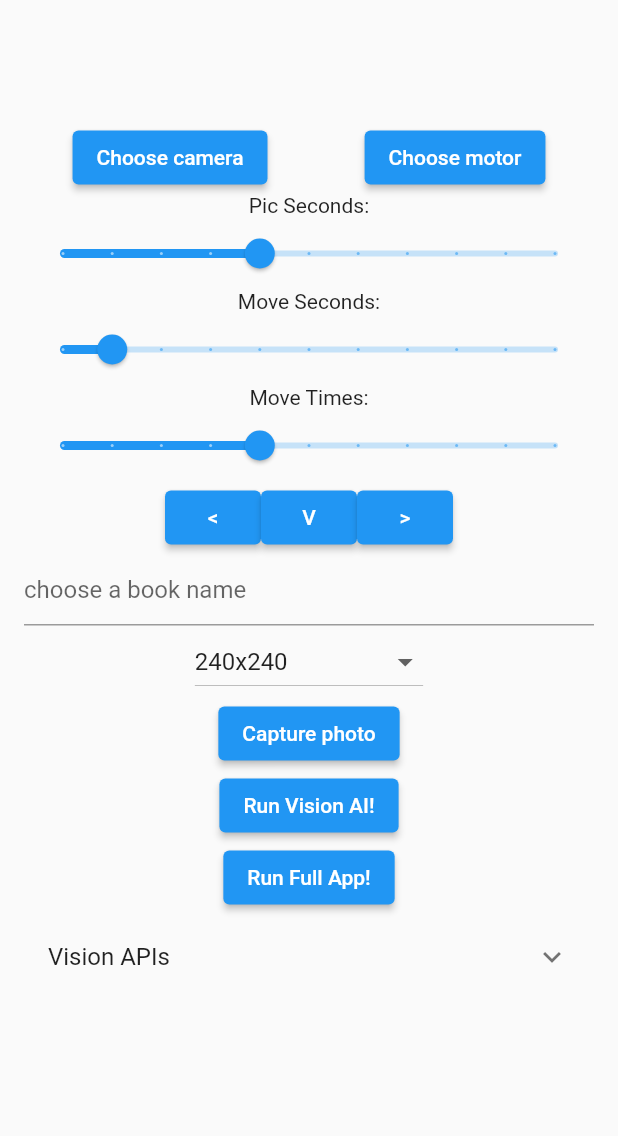
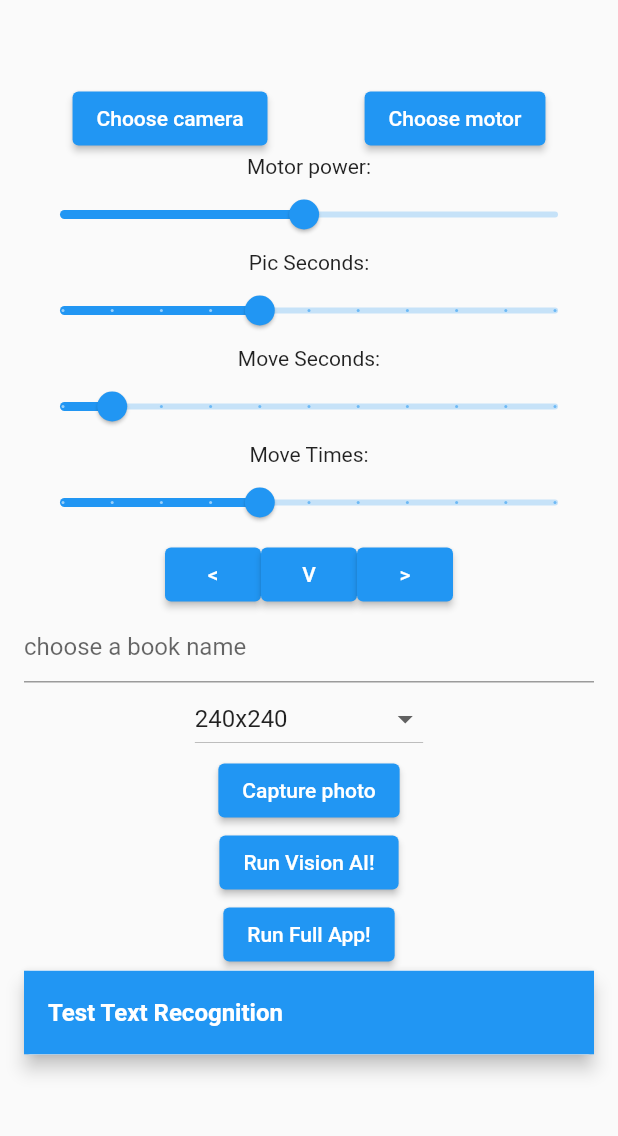
Before and after one commit to VicBVic/bookworm-controller, a Flutter app: the screen it shows after launch, after a tap on "Run Vision AI!", on a phone screen of 412 x 824 dp, the part 84-1220 px from its top. Run offline on Flutter 3.47's test engine with Material 2 defaults, Android fonts, the phone set to English and light mode, and no system bars; our stand-ins replace camera, flutter_bluetooth_serial, flutter_redux, image_picker, permission_handler, redux; missing offline and left inert: fuzzy, google_mlkit_commons, google_mlkit_text_recognition.

Commit message:
sloi commit

```diff
--- a/lib/main.dart
+++ b/lib/main.dart
@@ -49,7 +49,7 @@ class MyApp extends StatelessWidget {
     return StoreProvider<BluetoothAppState>(
       store: store,
       child: MaterialApp(
-          title: 'MariusController',
+          title: 'BookwormController',
           theme: ThemeData(
             primarySwatch: Colors.blue,
           ),
@@ -95,9 +95,9 @@ class _HomeState extends State<Home> {
   int moveSeconds = 2;
   int moveTimes = 5;
 
+  double motorPower = 50;
+
   List<String> imageFoundText = List.empty(growable: true);
-
-  String searchingFor = "";
   double foundConfidence = -1;
 
   @override
@@ -156,6 +156,19 @@ class _HomeState extends State<Home> {
                         ),
                       ],
                     ),
+                    Text("Motor power:"),
+                    Slider(
+                      value: motorPower,
+                      max: 100,
+                      min: 1,
+                      divisions: 100,
+                      label: motorPower.toString(),
+                      onChanged: (double value) {
+                        setState(() {
+                          motorPower = value;
+                        });
+                      },
+                    ),
                     Text("Pic Seconds:"),
                     Slider(
                       value: picSeconds.toDouble(),
@@ -202,9 +215,7 @@ class _HomeState extends State<Home> {
                       decoration:
                           InputDecoration(hintText: "choose a book name"),
                       onChanged: (value) {
-                        setState(() {
-                          searchingFor = value;
-                        });
+                        store.dispatch(SetLookingForBook(value));
                       },
                     ),
                     DropdownButton<int>(
@@ -248,8 +259,8 @@ class _HomeState extends State<Home> {
                         : Container(),
                     ElevatedButton(
                         onPressed: () async {
-                          final text =
-                              await runVisionAI("/bruh.jpeg", imageBytes!);
+                          final text = await runVisionAI(
+                              "/bruh.jpeg", imageBytes!, store);
                           setState(() {
                             imageFoundText.clear();
                             imageFoundText.add(text);
@@ -261,15 +272,7 @@ class _HomeState extends State<Home> {
                           runFullApp(store);
                         },
                         child: Text("Run Full App!")),
-                    ExpansionTile(
-                      title: const Text('Vision APIs'),
-                      children: [
-                        CustomCard('Text Recognition', TextRecognizerView()),
-                      ],
-                    ),
-                    SizedBox(
-                      height: 20,
-                    ),
+                    CustomCard('Test Text Recognition', TextRecognizerView()),
                   ],
                 );
               }),
@@ -300,7 +303,7 @@ class _HomeState extends State<Home> {
       Future<void> takePic = takeCameraPic(store, Duration(seconds: picSeconds))
           .then((value) async {
         print("maiking request!");
-        final text = await runVisionAI("/bruh$i.jpeg", imageBytes!);
+        final text = await runVisionAI("/bruh$i.jpeg", imageBytes!, store);
         print("finished request!");
         setState(() {
           imageFoundText.add(text);
@@ -316,7 +319,8 @@ class _HomeState extends State<Home> {
     }
   }
 
-  Future<String> runVisionAI(String imagePath, Uint8List bytes) async {
+  Future<String> runVisionAI(
+      String imagePath, Uint8List bytes, Store<BluetoothAppState> store) async {
     Directory appDocDir = await getApplicationDocumentsDirectory();
     //  UI.ImageDescriptor imd =
     //      await UI.ImageDescriptor.encoded(
@@ -331,9 +335,10 @@ class _HomeState extends State<Home> {
     img.writeAsBytesSync(bytes.toList());
     final recognizedText =
         await _textRecognizer.processImage(InputImage.fromFile(img));
-    if (searchingFor != "")
+    if (store.state.lookingForBook != "")
       setState(() {
-        foundConfidence = getFuzzyMatch(recognizedText.text, searchingFor);
+        foundConfidence =
+            getFuzzyMatch(recognizedText.text, store.state.lookingForBook);
       });
     return recognizedText.text;
   }
@@ -341,7 +346,8 @@ class _HomeState extends State<Home> {
   Future<void> turnMotor(
       Store<BluetoothAppState> store, bool left, Duration time) async {
     BluetoothConnection connection = store.state.motor!;
-    BlueBroadcastHandler.instance.printMessage(connection, left ? "<" : ">");
+    BlueBroadcastHandler.instance
+        .printMessage(connection, "${left ? "<" : ">"}$motorPower");
     await Future.delayed(time);
     print("stopped motor");
     BlueBroadcastHandler.instance.printMessage(connection, "V");
--- a/lib/redux/bluetooth_reducer.dart
+++ b/lib/redux/bluetooth_reducer.dart
@@ -26,6 +26,9 @@ BluetoothAppState bluetoothStateReducer(
 
   if (action is AddCamera) {
     state.camera = action.camera;
+  }
+  if (action is SetLookingForBook) {
+    state.lookingForBook = action.lookingForBook;
   }
   if (action is AddMotor) {
     state.motor = action.motor;
@@ -62,14 +65,17 @@ void bluetoothStateAskPermissionsMiddleware(
     blue.requestEnable().then((value) async {
       //print("here2");
       bool accepted = (value ?? false) &&
-          (await Permission.location.request().then((value) {
+          (await Permission.location.request().then((value) async {
             if (value.isPermanentlyDenied) {
               print("ErrorAction sent");
               store.dispatch(ErrorAction());
             }
             print(
                 "here ${value.isGranted} ${value.isDenied} ${value.isPermanentlyDenied} ${value.isRestricted}");
-            return value.isGranted;
+            return value.isGranted &&
+                await Permission.bluetooth
+                    .request()
+                    .then((value) => value.isGranted);
           }));
       if (accepted) {
         store.dispatch(PermisionsAcceptedAction());
--- a/lib/redux/bluetooth_state.dart
+++ b/lib/redux/bluetooth_state.dart
@@ -4,7 +4,12 @@ class BluetoothAppState {
   BluetoothConnection? camera;
   BluetoothConnection? motor;
   List<BluetoothDevice> bondedDevices;
+  String lookingForBook;
   bool permissionsAccepted = false;
 
-  BluetoothAppState({this.camera, this.motor, this.bondedDevices = const []});
+  BluetoothAppState(
+      {this.camera,
+      this.motor,
+      this.bondedDevices = const [],
+      this.lookingForBook = ""});
 }
--- a/lib/redux/bluetooth_state_actions.dart
+++ b/lib/redux/bluetooth_state_actions.dart
@@ -15,6 +15,11 @@ class AddCamera extends BluetoothStateAction {
   AddCamera(this.camera);
 }
 
+class SetLookingForBook extends BluetoothStateAction {
+  String lookingForBook;
+  SetLookingForBook(this.lookingForBook);
+}
+
 class AddMotor extends BluetoothStateAction {
   BluetoothConnection motor;
   AddMotor(this.motor);
```
Also changed, not shown: lib/vision_detector_views/camera_view.dart (+10 -106 lines), lib/vision_detector_views/text_detector_view.dart (+34 -12 lines).
